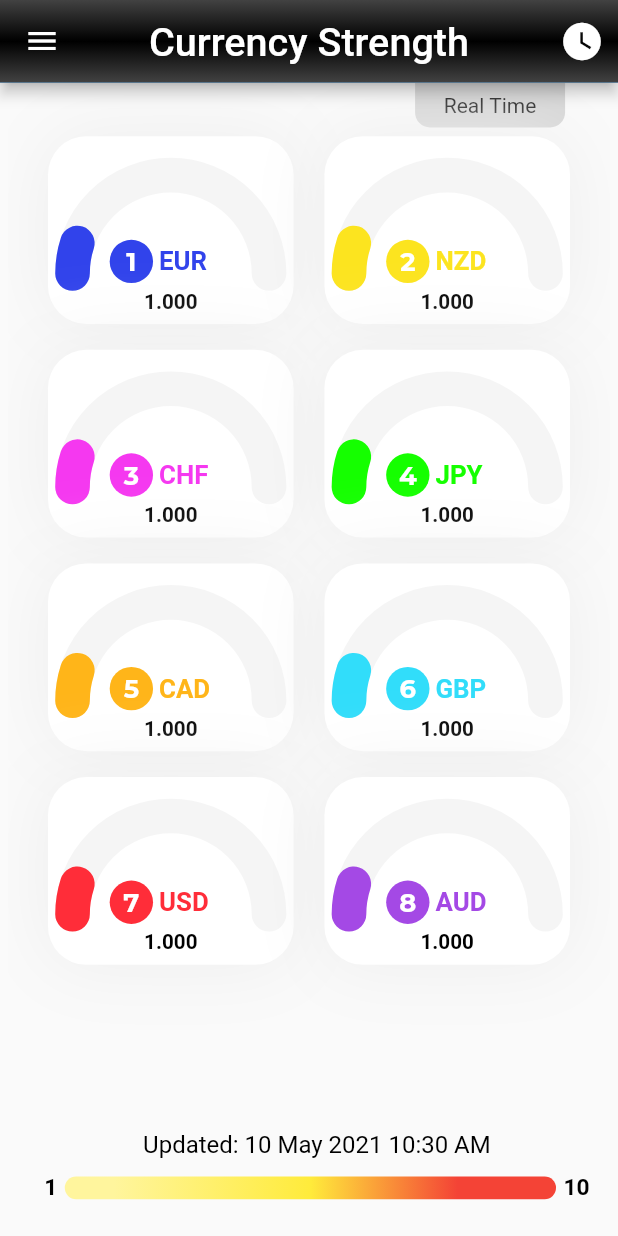
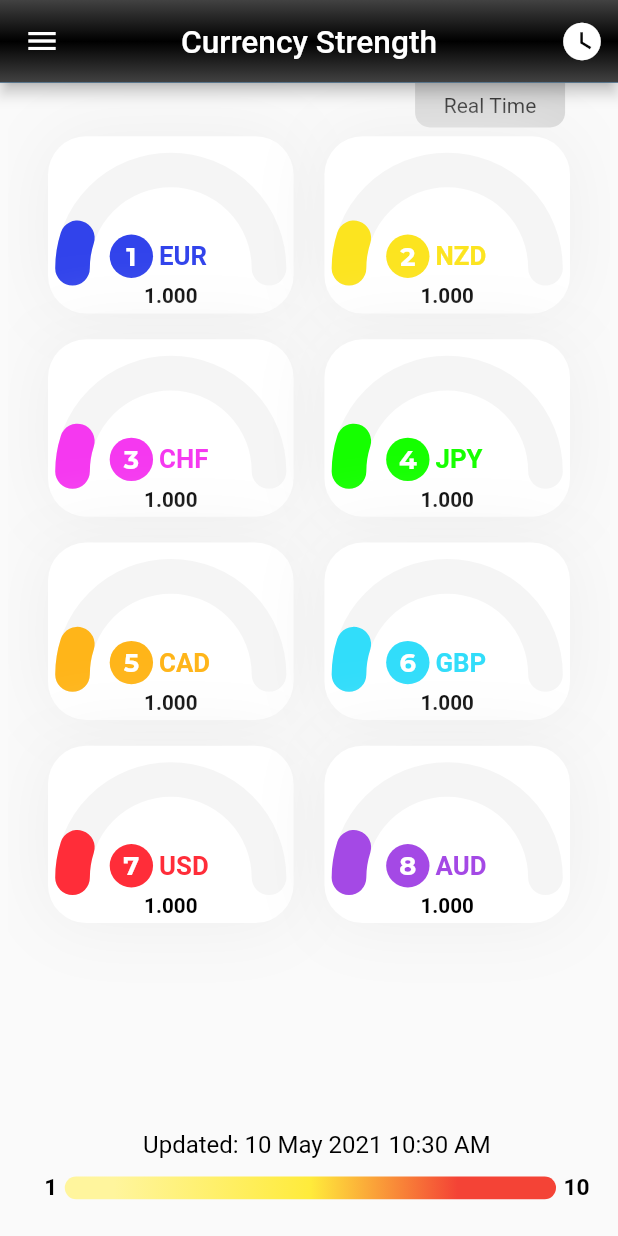
Before and after one commit to mg7237/fxpower_ios, a Flutter app: the Screen1 screen opened by its route, in the side drawer, after a tap on the "watch later" icon, on a phone screen of 412 x 824 dp. Run offline on Flutter 3.47's test engine with Material 2 defaults, Android fonts, the phone set to English and light mode, and no system bars; our stand-ins replace device_info, firebase_core, firebase_messaging, flutter_rating_bar, flutter_swiper, loading_overlay and 3 more; missing offline and left inert: dart:ffi, flutter_inapp_purchase, swipedetector; accounts and stored records are empty; network calls fail; project files that could hold a hidden picture were left out.

Commit message:
ipad customization

```diff
--- a/lib/screens/screen1.dart
+++ b/lib/screens/screen1.dart
@@ -8,6 +8,7 @@ import 'package:intl/intl.dart';
 import 'package:currency_ios/data/data.dart';
 import 'package:currency_ios/widgets/customwidgets.dart';
 import 'dart:async';
+import 'package:device_info/device_info.dart';
 
 class Screen1 extends StatefulWidget {
   @override
@@ -20,6 +21,8 @@ class _Screen1State extends State<Screen1> {
   double offsetsize = 0;
   var sidespace = 60.0;
   int screentype = 0;
+  bool ipad = false;
+  Size size;
   void changeid() {
     reset();
     Datafilemanage.saveData(0);
@@ -57,6 +60,7 @@ class _Screen1State extends State<Screen1> {
     }).catchError((err) {
       print(err);
     });
+
     startTimer();
   }
 
@@ -69,18 +73,29 @@ class _Screen1State extends State<Screen1> {
   }
 
   void startTimer() {
-    new Timer.periodic(Duration(minutes: 1), (f) {
+    new Timer.periodic(Duration(minutes: 1), (f) async {
+      await isIpad();
       updatetime = DateTime.now();
       dataupdate();
       ApiHelper.getcurrency_time();
+      reset();
     });
+  }
+
+  Future<void> isIpad() async {
+    DeviceInfoPlugin deviceInfo = DeviceInfoPlugin();
+    IosDeviceInfo info = await deviceInfo.iosInfo;
+    if (info.model.toLowerCase().contains("ipad")) {
+      ipad = true;
+    }
+    return;
   }
 
   // SystemChrome.setPreferredOrientations([DeviceOrientation.portraitUp]);
   // SystemChrome.setEnabledSystemUIOverlays([SystemUiOverlay.bottom]);
   @override
   Widget build(BuildContext context) {
-    var size = MediaQuery.of(context).size;
+    size = MediaQuery.of(context).size;
     sidespace = 80 * size.width / 390;
     offsetsize = offsetsize * size.height / 760;
     return Scaffold(
@@ -90,7 +105,7 @@ class _Screen1State extends State<Screen1> {
               centerTitle: true,
               title: Text(
                 "Currency Strength",
-                style: TextStyle(fontSize: 25 * size.width / 390),
+                style: TextStyle(fontSize: 20 * size.width / 390),
               ),
               actions: [
                 IconButton(
--- a/lib/widgets/currency_widget.dart
+++ b/lib/widgets/currency_widget.dart
@@ -5,45 +5,74 @@ import 'package:flutter/material.dart';
 import 'package:currency_ios/screens/screen2.dart';
 import 'package:currency_ios/data/data.dart';
 import 'package:currency_ios/widgets/customwidgets.dart';
+import 'package:device_info/device_info.dart';
 
-class currencywidget extends StatelessWidget {
+class currencywidget extends StatefulWidget {
   final Float degree;
   final double size;
   final int id;
 
   currencywidget({this.degree, Key key, this.size = 350, this.id = 0})
       : super(key: key);
+
+  @override
+  _currencywidgetState createState() => _currencywidgetState();
+}
+
+class _currencywidgetState extends State<currencywidget> {
+  bool ipad = false;
+
+  @override
+  void initState() {
+    super.initState();
+    isIpad();
+  }
+
+  Future<void> isIpad() async {
+    DeviceInfoPlugin deviceInfo = DeviceInfoPlugin();
+    IosDeviceInfo info = await deviceInfo.iosInfo;
+    if (info.model.toLowerCase().contains("ipad")) {
+      ipad = true;
+    }
+    setState(() {});
+    return;
+  }
+
   @override
   Widget build(BuildContext context) {
     return Container(
         margin: EdgeInsets.all(5),
-        height: 130 * size / 170,
+        height: ipad
+            ? 130 * widget.size / 190
+            : 130 * widget.size / 180, // Manish 180 -> 190
         decoration: BoxDecoration(
             color: Colors.white,
-            borderRadius: BorderRadius.circular(25 * size / 160),
+            borderRadius: BorderRadius.circular(25 * widget.size / 160),
             boxShadow: [
               BoxShadow(
                   color: Colors.grey[200], blurRadius: 40, spreadRadius: 1)
             ]),
         child: Container(
-          transform: Matrix4.translationValues(0, 30.0 * size / 170, 0),
+          transform: Matrix4.translationValues(0, 30.0 * widget.size / 170, 0),
           child: Stack(
             alignment: Alignment.center,
             children: [
               Positioned(
                   child: Container(
-                width: size,
-                height: size,
+                width: widget.size,
+                height: widget.size,
                 child: CustomPaint(
-                  painter: Mypaint(id),
+                  painter: Mypaint(widget.id),
                   child: Container(),
                 ),
               )),
               Positioned(
                   child: GestureDetector(
                 child: Container(
-                  width: (size / 2.2) + 15,
-                  height: size / 2.2,
+                  width: (widget.size / 2.2) + 15,
+                  height: ipad
+                      ? widget.size / 2.5
+                      : widget.size / 2.0, // Manish 2.2 to 2.5
                   child: Column(
                     mainAxisAlignment: MainAxisAlignment.center,
                     children: [
@@ -51,57 +80,63 @@ class currencywidget extends StatelessWidget {
                         children: [
                           Container(
                               alignment: Alignment.center,
-                              width: 30 * size / 170,
-                              height: 30 * size / 170,
+                              width: 30 * widget.size / 170,
+                              height: 30 * widget.size / 170,
                               margin: EdgeInsets.all(4),
                               decoration: BoxDecoration(
-                                  color: currencytypedata[sortsequency[id]]
-                                      .startcolor,
+                                  color:
+                                      currencytypedata[sortsequency[widget.id]]
+                                          .startcolor,
                                   borderRadius: BorderRadius.circular(100)),
                               child: Text(
-                                (id + 1).toString(),
+                                (widget.id + 1).toString(),
                                 style: TextStyle(
                                     fontWeight: FontWeight.w700,
                                     fontFamily: "Montserrat",
                                     color: Colors.white,
-                                    fontSize: 20 * size / 190),
+                                    fontSize: 20 * widget.size / 190),
                               )),
                           Text(
-                            currencytypedata[sortsequency[id]].type,
+                            currencytypedata[sortsequency[widget.id]].type,
                             style: TextStyle(
                                 fontWeight: FontWeight.w700,
-                                color: currencytypedata[sortsequency[id]]
+                                color: currencytypedata[sortsequency[widget.id]]
                                     .startcolor,
-                                fontSize: 20 * size / 190),
+                                fontSize: 20 * widget.size / 190),
                           ),
                         ],
                       ),
                       Text(
-                        ((currencytypedata[sortsequency[id]].amount).floor())
+                        ((currencytypedata[sortsequency[widget.id]].amount)
+                                    .floor())
                                 .toString() +
                             "." +
-                            prefix(((currencytypedata[sortsequency[id]].amount *
+                            prefix(((currencytypedata[sortsequency[widget.id]]
+                                            .amount *
                                         1000)
                                     .floor() -
-                                (currencytypedata[sortsequency[id]].amount)
+                                (currencytypedata[sortsequency[widget.id]]
+                                            .amount)
                                         .floor() *
                                     1000)) +
-                            ((currencytypedata[sortsequency[id]].amount * 1000)
+                            ((currencytypedata[sortsequency[widget.id]].amount *
+                                            1000)
                                         .floor() -
-                                    (currencytypedata[sortsequency[id]].amount)
+                                    (currencytypedata[sortsequency[widget.id]]
+                                                .amount)
                                             .floor() *
                                         1000)
                                 .toString(),
                         style: TextStyle(
                             fontWeight: FontWeight.bold,
                             color: Colors.black,
-                            fontSize: 16 * size / 190),
+                            fontSize: 16 * widget.size / 190),
                       )
                     ],
                   ),
                 ),
                 onTap: () {
-                  cid = sortsequency[id];
+                  cid = sortsequency[widget.id];
                   print(cid.toString());
                   Navigator.push(context, _createRoute());
                 },
@@ -109,13 +144,13 @@ class currencywidget extends StatelessWidget {
               Positioned(
                   child: GestureDetector(
                 child: Container(
-                  width: size / 2.2,
-                  height: size / 2.2,
+                  width: widget.size / 2.2,
+                  height: widget.size / 2.2,
                   decoration:
                       BoxDecoration(borderRadius: BorderRadius.circular(30)),
                 ),
                 onTap: () {
-                  cid = sortsequency[id];
+                  cid = sortsequency[widget.id];
                   print(cid.toString());
                   Navigator.push(context, _createRoute());
                 },
--- a/pubspec.yaml
+++ b/pubspec.yaml
@@ -34,6 +34,7 @@ dependencies:
   #in_app_purchase: ^0.3.5
   flutter_inapp_purchase: ^5.0.1
   loading_overlay: ^0.3.0
+  device_info: ^2.0.0
 
 dev_dependencies:
   flutter_test:
```
Also changed, not shown: lib/main.dart (+42 -11 lines), assets/fonts/Montserrat-SemiBold.ttf (added), pubspec.lock, 3 other files.
